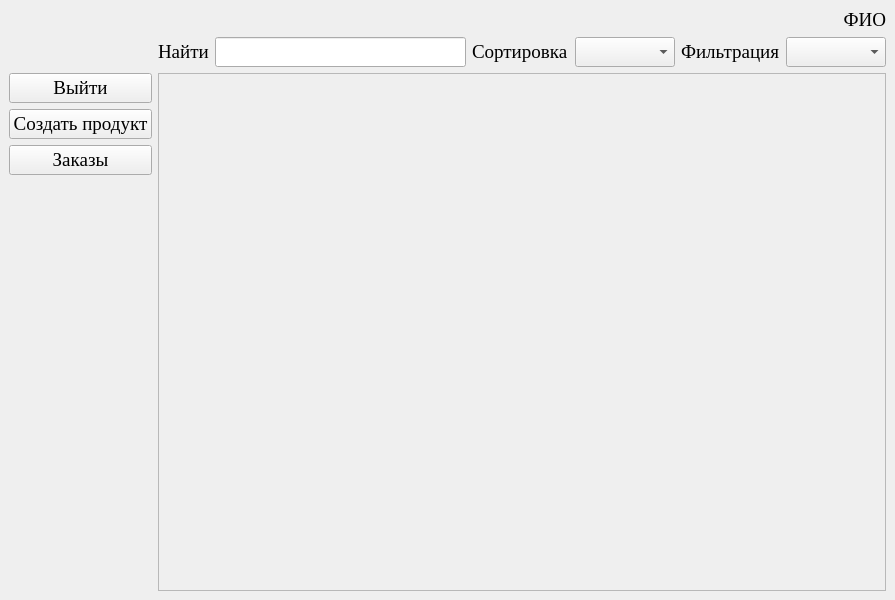
Before: the Qt Designer form Exam/Desktop/UI/ProductsWindow.ui in VasilyaNab/DemoExam2, drawn with Qt 5.
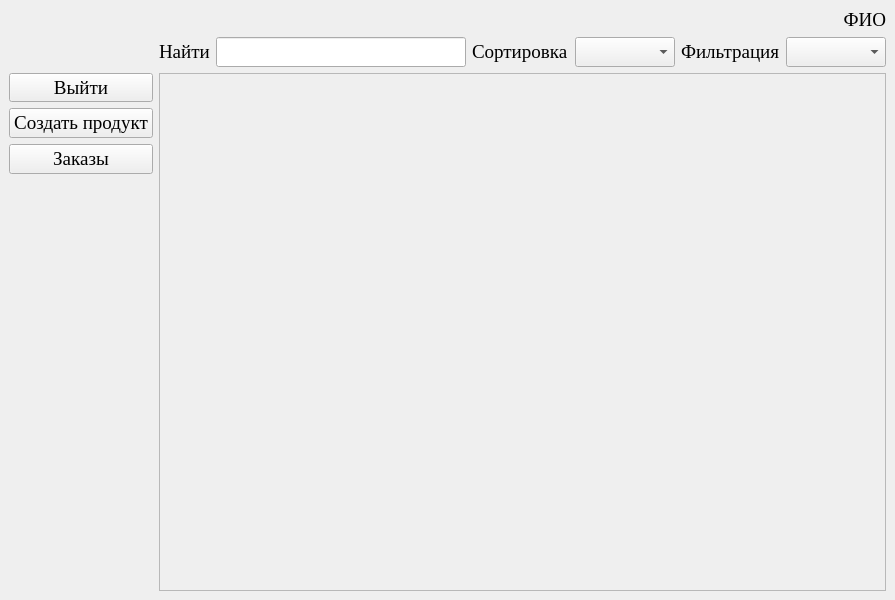
After: the same form once the commit is applied. Icons and pictures are not drawn.

Patch:
```diff
--- a/Exam/Desktop/UI/ProductsWindow.ui
+++ b/Exam/Desktop/UI/ProductsWindow.ui
@@ -29,6 +29,24 @@
      <layout class="QVBoxLayout" name="verticalLayout">
       <item>
        <widget class="QPushButton" name="Exit">
+        <property name="minimumSize">
+         <size>
+          <width>144</width>
+          <height>29</height>
+         </size>
+        </property>
+        <property name="maximumSize">
+         <size>
+          <width>144</width>
+          <height>29</height>
+         </size>
+        </property>
+        <property name="baseSize">
+         <size>
+          <width>144</width>
+          <height>29</height>
+         </size>
+        </property>
         <property name="text">
          <string>Выйти</string>
         </property>
```
